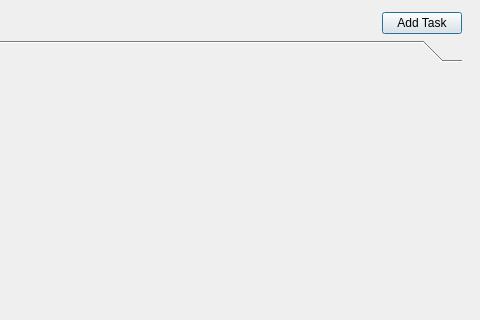
Qt form Board.ui (SalmaElBidani/ProgettoListaToDo) before a commit; both pictures show x 188 to 668 and y 0 to 320 of the 668 by 403 pixel window.
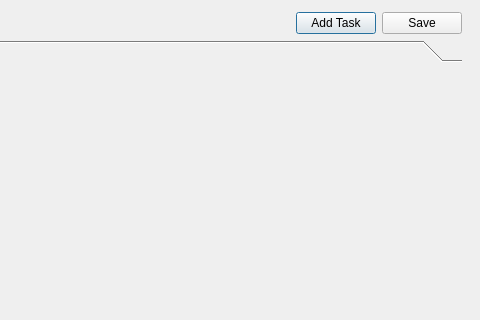
The same form after that commit.

Diff of the .ui file:
```diff
--- a/Board.ui
+++ b/Board.ui
@@ -52,6 +52,13 @@
                                 </property>
                             </widget>
                         </item>
+                        <item>
+                            <widget class="QPushButton" name="SaveTask">
+                                <property name="text">
+                                    <string>Save</string>
+                                </property>
+                            </widget>
+                        </item>
                     </layout>
                 </item>
                 <item row="1" column="0">
```
